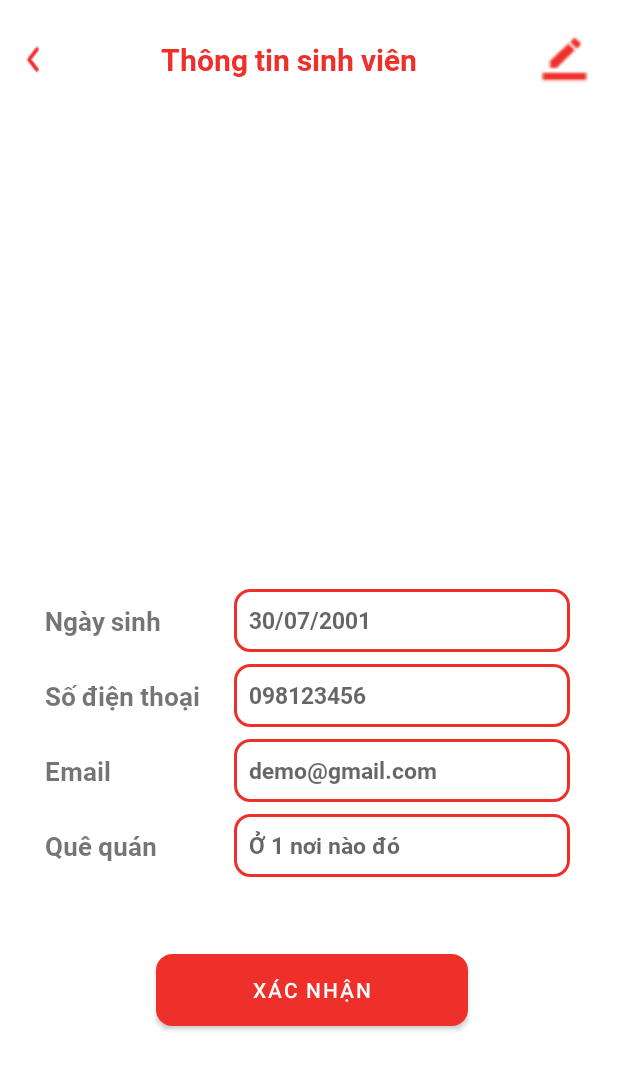
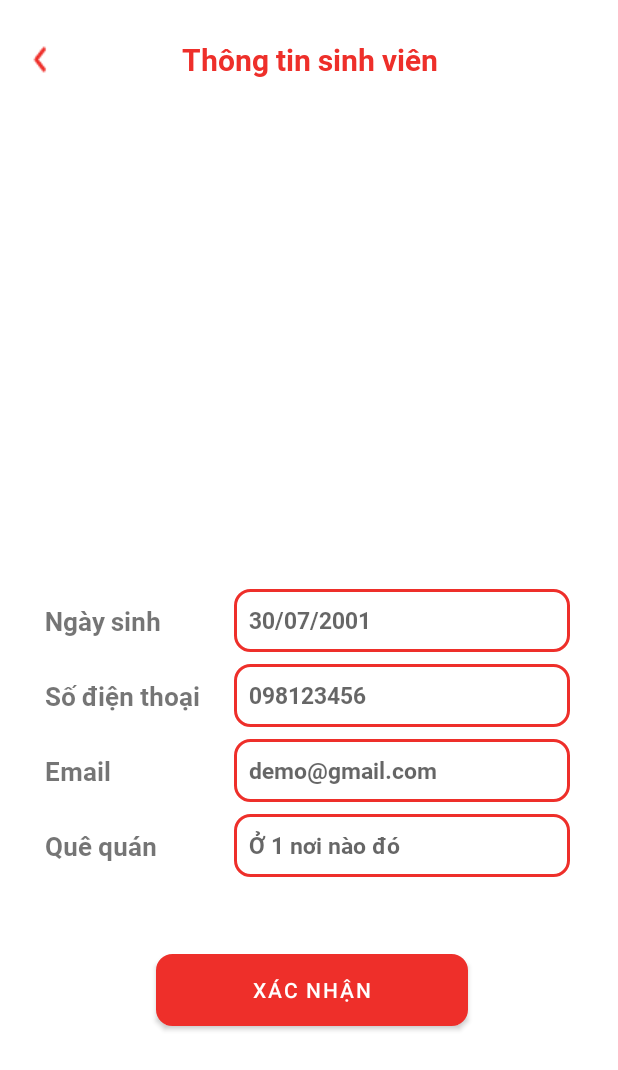
Before and after one commit to Minhbe-newbie/matMaUngDungProject, an Android app: the fragment ChangeAccountInfoFragment shown on its own in the app's theme, on a phone screen of 412 x 824 dp. Shown: the top 1070 px of the screen. Run offline under Robolectric (Android 15) with nearby library versions, the phone set to English and light mode, and no system bars.

Commit message:
ChangeAccountInfoFragment.java: Đã thêm sự kiện khi bấm vào nút Submit. ChangeAccountInfoFragment: Bỏ nút edit đi vì đang trong tình trạng edit rồi mà?

```diff
--- a/app/src/main/java/android/web/FragmentHome/ChangeAccountInfoFragment.java
+++ b/app/src/main/java/android/web/FragmentHome/ChangeAccountInfoFragment.java
@@ -6,6 +6,7 @@ import android.view.LayoutInflater;
 import android.view.View;
 import android.view.ViewGroup;
 import android.web.R;
+import android.widget.Button;
 
 /**
  * A simple {@link Fragment} subclass.
@@ -15,12 +16,39 @@ import android.web.R;
  */
 public class ChangeAccountInfoFragment extends Fragment {
 
+    private View view;
+    private Button btnVerificationCodeSubmit;
 
+    @Override
+    public void onCreate(Bundle savedInstanceState) {
+        super.onCreate(savedInstanceState);
+
+    }
 
     @Override
     public View onCreateView(LayoutInflater inflater, ViewGroup container,
                              Bundle savedInstanceState) {
         // Inflate the layout for this fragment
-        return inflater.inflate(R.layout.fragment_change_account_info, container, false);
+        view = inflater.inflate(R.layout.fragment_change_account_info, container, false);
+
+        initUI();
+
+        return view;
+    }
+
+    private void initUI() {
+    btnVerificationCodeSubmit = view.findViewById(R.id.btnVerificationCodeSubmit);
+    btnVerificationCodeSubmit.setOnClickListener(new View.OnClickListener() {
+        @Override
+        public void onClick(View v) {
+            System.out.println("Đã bấm nút xác nhận");
+            clickSubmit();
+        }
+    });
+
+    }
+
+    private void clickSubmit() {
+        System.out.println("Đã bấm vào nút này");
     }
 }
--- a/app/src/main/res/layout/fragment_change_account_info.xml
+++ b/app/src/main/res/layout/fragment_change_account_info.xml
@@ -40,8 +40,7 @@
             android:layout_width="wrap_content"
             android:layout_height="45dp"
             android:layout_gravity="center"
-            android:layout_weight="1"
-            android:src="@drawable/change_info" />
+            android:layout_weight="1" />
     </LinearLayout>
 
     <ImageView
```
